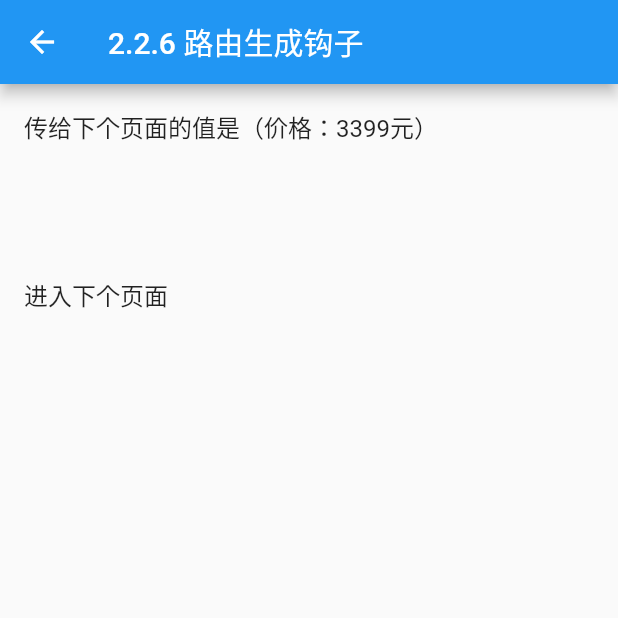
After one commit to sevtin/yimu, a Flutter app: the screen it shows after launch, after a tap on "2.2.6 路由生成钩子", on a phone screen of 412 x 824 dp, the top half of it. The commit adds this screen. Run offline on Flutter 3.47's test engine with Material 2 defaults, Android fonts, the phone set to English and light mode, and no system bars.

Commit message:
添加路由管理功能

```diff
--- a/yimu/lib/main.dart
+++ b/yimu/lib/main.dart
@@ -1,5 +1,7 @@
 import 'package:flutter/material.dart';
 import 'package:yimu/module/tabbar/ks_tabbar.dart';
+import 'package:yimu/page/home/two/ks_product_details_page_2.2.5.dart';
+import 'package:yimu/page/home/two/ks_route_hook_page_2.2.6.dart';
 
 void main() => runApp(MyApp());
 
@@ -15,8 +17,27 @@ class MyApp extends StatelessWidget {
         primarySwatch: Colors.blue,
       ),
       home: KSTabBar(),
+      routes: {
+        //2.2.6 路由生成钩子:取消路由表
+        'KSProductDetailsPage':(context)=>KSProductDetailsPage()
+      },
       //不显示Debug标签
       debugShowCheckedModeBanner: false,
+      //注意，onGenerateRoute只会对命名路由生效。
+      /*
+      当调用Navigator.pushNamed(...)打开命名路由时，如果指定的路由名在路由表中已注册，则会调用路由表中的builder函数来生成路由组件；如果路由表中没有注册，才会调用onGenerateRoute来生成路由。
+       */
+      onGenerateRoute: (RouteSettings settings) {
+        return MaterialPageRoute(builder: (context) {
+          String routeName = settings.name;
+          print('onGenerateRoute:' + routeName);
+          // 如果访问的路由页需要登录，但当前未登录，则直接返回登录页路由，
+          // 引导用户登录；其它情况则正常打开路由。
+          if (routeName == 'KSRouteHookChildPage') {
+            return KSRouteHookChildPage();
+          }
+        },settings: settings);//settings:传递参数
+      },
     );
   }
 }
--- /dev/null
+++ b/yimu/lib/page/home/two/ks_route_hook_page_2.2.6.dart
@@ -0,0 +1,64 @@
+import 'package:flutter/material.dart';
+import 'package:yimu/module/base/ks_stateful_widget.dart';
+import 'package:yimu/module/category/ks_appbar_category.dart';
+import 'package:yimu/module/category/ks_listtile_category.dart';
+
+class KSRouteHookPage extends KSStatefulWidget {
+  @override
+  State<StatefulWidget> createState() {
+    return _KSRouteHookPageState();
+  }
+}
+
+class _KSRouteHookPageState extends State<KSRouteHookPage> {
+  String _display = '';
+
+  @override
+  Widget build(BuildContext context) {
+    return Scaffold(
+      appBar: KSAppBar.ks_init(title: widget.pageTitle),
+      body: ListView(
+        children: <Widget>[
+          KSListTile.ks_init(title: '传给下个页面的值是（价格：3399元）', onTap: null),
+          KSListTile.ks_init(title: _display, onTap: null),
+          KSListTile.ks_init(
+              title: '进入下个页面',
+              onTap: () async {
+                var result = await Navigator.pushNamed(
+                    context, 'KSRouteHookChildPage',
+                    arguments: '价格：3399元');
+                if (result != null) {
+                  setState(() {
+                    _display = result as String;
+                  });
+                }
+              })
+        ],
+      ),
+    );
+  }
+}
+
+class KSRouteHookChildPage extends StatelessWidget {
+  String _newPrice = '价格：3111元';
+
+  @override
+  Widget build(BuildContext context) {
+    var arguments = ModalRoute.of(context).settings.arguments as String;
+
+    return Scaffold(
+      appBar: KSAppBar.ks_init(title: '路由生成钩子子页面'),
+      body: ListView(
+        children: <Widget>[
+          KSListTile.ks_init(title: 'iPhone8：' + arguments, onTap: null),
+          KSListTile.ks_init(title: '返回值是：' + _newPrice, onTap: null),
+          KSListTile.ks_init(
+              title: '返回',
+              onTap: () {
+                Navigator.pop(context, _newPrice);
+              })
+        ],
+      ),
+    );
+  }
+}
--- a/yimu/lib/page/tabbar/ks_home_page.dart
+++ b/yimu/lib/page/tabbar/ks_home_page.dart
@@ -4,6 +4,10 @@ import 'package:yimu/module/category/ks_appbar_category.dart';
 import 'package:yimu/module/category/ks_listtile_category.dart';
 import 'package:yimu/module/category/ks_navigator_category.dart';
 import 'package:yimu/page/home/two/ks_counter_application_page_2.1.dart';
+import 'package:yimu/page/home/two/ks_named_route_page_2.2.5.dart';
+import 'package:yimu/page/home/two/ks_navigator_example_page_2.2.1.dart';
+import 'package:yimu/page/home/two/ks_route_hook_page_2.2.6.dart';
+import 'package:yimu/page/home/two/ks_route_pass_page_2.2.4.dart';
 
 class KSHomePage extends StatefulWidget {
   @override
@@ -28,16 +32,21 @@ class _KSHomePageState extends State<KSHomePage> {
       appBar: KSAppBar.ks_init(title: '主页'),
       body: ListView.builder(
           itemCount: _datas.length,
-          itemExtent: 40,
           itemBuilder: (BuildContext context, int index) {
             return _datas[index];
           }),
     );
   }
 
-  _initChildPage(){
+  _initChildPage() {
     var listTiles = [
-        KSListTile.ks_init(title: '2.1 计数器应用示例',onTap: _enterKSCounterPpplicationPage),
+      KSListTile.ks_init(
+          title: '2.1 计数器应用示例', onTap: _enterKSCounterPpplicationPage),
+      KSListTile.ks_init(
+          title: '2.2.1 一个简单示例', onTap: _enterKSNavigatorExamplePage),
+      KSListTile.ks_init(title: '2.2.4 路由传值', onTap: _enterKSRoutePassPage),
+      KSListTile.ks_init(title: '2.2.5 命名路由', onTap: _enterKSNamedRoutePage),
+      KSListTile.ks_init(title: '2.2.6 路由生成钩子', onTap: _enterKSRouteHookPage),
     ];
 
     _datas = [];
@@ -48,13 +57,28 @@ class _KSHomePageState extends State<KSHomePage> {
   }
 
   /*利用多态实现标题赋值*/
-  _push(KSStatefulWidget page,String title){
+  _push(KSStatefulWidget page, String title) {
     page.pageTitle = title;
     KSNavigator.ks_push(context, page);
   }
 
-  _enterKSCounterPpplicationPage(){
+  _enterKSRouteHookPage() {
+    _push(KSRouteHookPage(), '2.2.6 路由生成钩子');
+  }
+
+  _enterKSNamedRoutePage() {
+    _push(KSNamedRoutePage(), '2.2.5 命名路由');
+  }
+
+  _enterKSRoutePassPage() {
+    _push(KSRoutePassPage(), '2.2.4 路由传值');
+  }
+
+  _enterKSNavigatorExamplePage() {
+    _push(KSNavigatorExamplePage(), '2.2.1 一个简单示例');
+  }
+
+  _enterKSCounterPpplicationPage() {
     _push(KSCounterPpplicationPage(), '2.1 计数器应用示例');
   }
-
 }
```
Also changed, not shown: yimu/lib/page/home/two/ks_named_route_page_2.2.5.dart (added, +40 -0 lines), yimu/lib/page/home/two/ks_navigator_example_page_2.2.1.dart (added, +60 -0 lines), yimu/lib/page/home/two/ks_product_details_page_2.2.5.dart (added, +35 -0 lines), yimu/lib/page/home/two/ks_route_pass_page_2.2.4.dart (added, +63 -0 lines), yimu/pubspec.yaml (+7 -0 lines), yimu/pubspec.lock.
